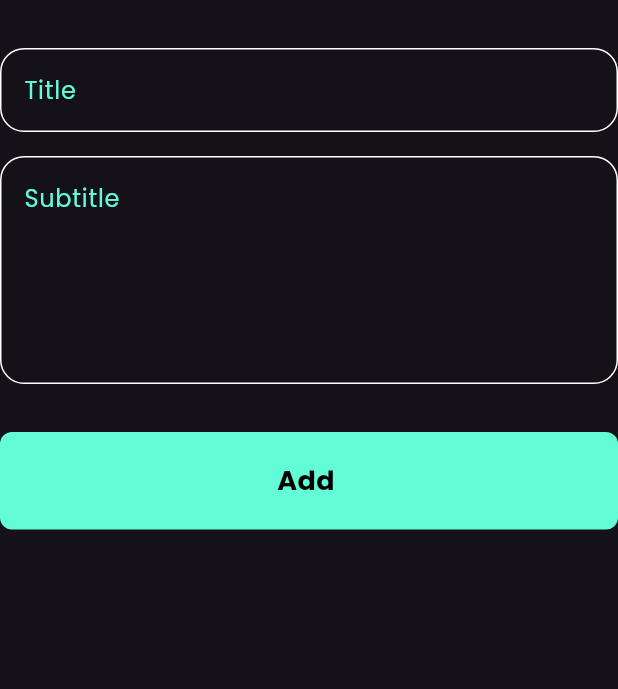
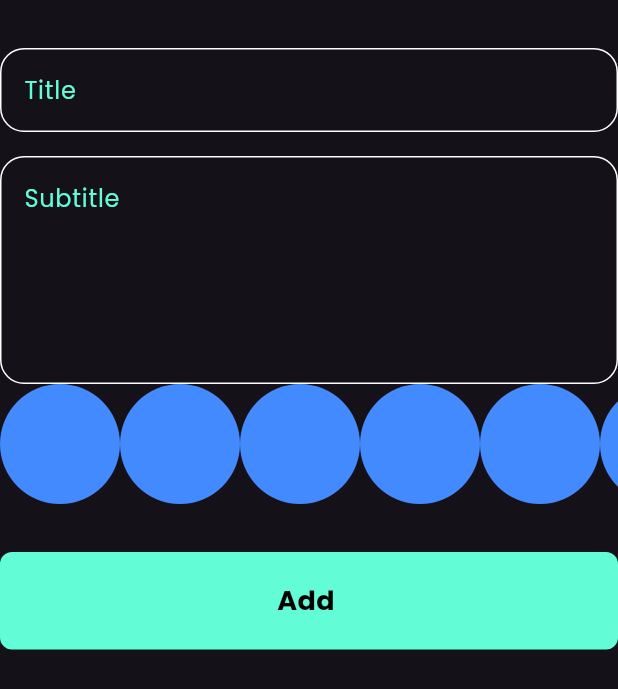
Before and after one commit to zyadfares17-maker/notes_app, a Flutter app: the AddNoteForm widget shown alone on an empty page, opened directly, on a phone screen of 412 x 824 dp. Shown: the top 689 px of the screen. Run offline on Flutter 3.47's test engine with Material 3 defaults, Android fonts, the phone set to English and light mode, and no system bars; our stand-ins replace bloc, flutter_bloc, hive, hive_flutter; accounts and stored records are empty.

Commit message:
create colors list view part one

```diff
--- a/lib/views/widgets/add_note_form.dart
+++ b/lib/views/widgets/add_note_form.dart
@@ -5,6 +5,7 @@
 import 'package:nots_app/cubits/add_note_cubit/add_note_cubit.dart';
 import 'package:nots_app/models/note_model.dart';
 import 'package:nots_app/views/widgets/Custom%20_button.dart';
+import 'package:nots_app/views/widgets/colors_list_view.dart';
 import 'package:nots_app/views/widgets/custom_textfiled.dart';
 
 class AddNoteForm extends StatefulWidget {
@@ -45,11 +46,12 @@
             hintText: 'Subtitle',
             maxLines: 5,
           ),
+                      ColorsListView(),
 
           const SizedBox(height: 32),
-
           BlocBuilder<AddNoteCubit, AddNoteState>(
             builder: (context, state) {
+
               return CustomButton(
                 isLoading: state is AddNoteLoading ? true : false,
                 title: 'Add ',
--- /dev/null
+++ b/lib/views/widgets/colors_list_view.dart
@@ -0,0 +1,31 @@
+import 'package:flutter/material.dart';
+
+class ColorItem extends StatelessWidget {
+  const ColorItem({super.key});
+
+  @override
+  Widget build(BuildContext context) {
+    return const CircleAvatar(
+      radius: 40,
+      backgroundColor: Colors.blueAccent,
+    );
+  }
+}
+
+class ColorsListView extends StatelessWidget {
+  const ColorsListView({super.key});
+
+  @override
+  Widget build(BuildContext context) {
+    return SizedBox(
+      height: 40*2,
+      child: ListView.builder(
+        itemCount: 10,
+          scrollDirection: Axis.horizontal,
+        itemBuilder: (context, index) {
+          return const ColorItem();
+        },
+        ),
+    );
+  }
+}
```
